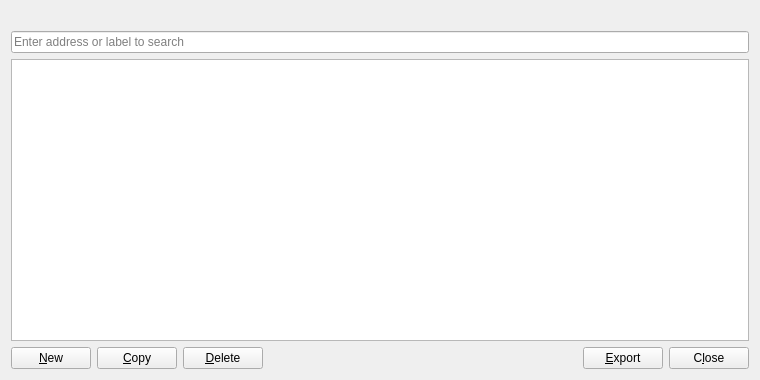
This is src/qt/forms/addressbookpage.ui in cicxcoin/cicoin-old as Qt 5 draws it before an edit. The edited form follows.
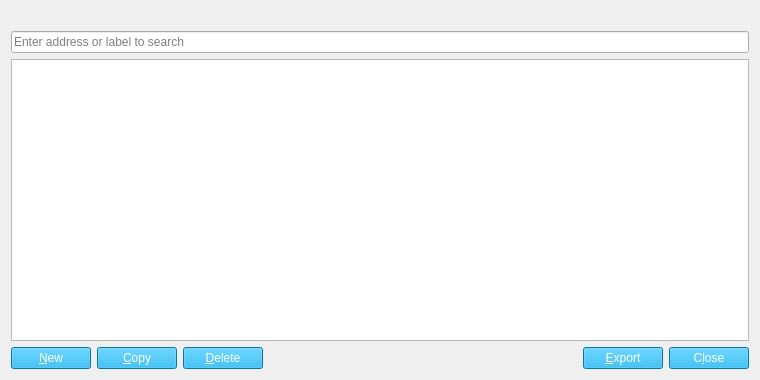
This is the edited form. Icons and pictures are not drawn.

```diff
--- a/src/qt/forms/addressbookpage.ui
+++ b/src/qt/forms/addressbookpage.ui
@@ -60,6 +60,9 @@
     <layout class="QHBoxLayout" name="horizontalLayout">
      <item>
       <widget class="QPushButton" name="newAddress">
+       <property name="styleSheet">
+        <string notr="true">background-color: rgb(10, 164, 227);color: #ffffff</string>
+       </property>
        <property name="toolTip">
         <string>Create a new address</string>
        </property>
@@ -77,6 +80,9 @@
      </item>
      <item>
       <widget class="QPushButton" name="copyAddress">
+       <property name="styleSheet">
+        <string notr="true">background-color: rgb(10, 164, 227);color: #ffffff</string>
+       </property>
        <property name="toolTip">
         <string>Copy the currently selected address to the system clipboard</string>
        </property>
@@ -94,6 +100,9 @@
      </item>
      <item>
       <widget class="QPushButton" name="deleteAddress">
+       <property name="styleSheet">
+        <string notr="true">background-color: rgb(10, 164, 227);color: #ffffff</string>
+       </property>
        <property name="toolTip">
         <string>Delete the currently selected address from the list</string>
        </property>
@@ -124,6 +133,9 @@
      </item>
      <item>
       <widget class="QPushButton" name="exportButton">
+       <property name="styleSheet">
+        <string notr="true">background-color: rgb(10, 164, 227);color: #ffffff</string>
+       </property>
        <property name="toolTip">
         <string>Export the data in the current tab to a file</string>
        </property>
@@ -141,6 +153,9 @@
      </item>
      <item>
       <widget class="QPushButton" name="closeButton">
+       <property name="styleSheet">
+        <string notr="true">background-color: rgb(10, 164, 227);color: #ffffff</string>
+       </property>
        <property name="sizePolicy">
         <sizepolicy hsizetype="Minimum" vsizetype="Minimum">
          <horstretch>0</horstretch>
```
